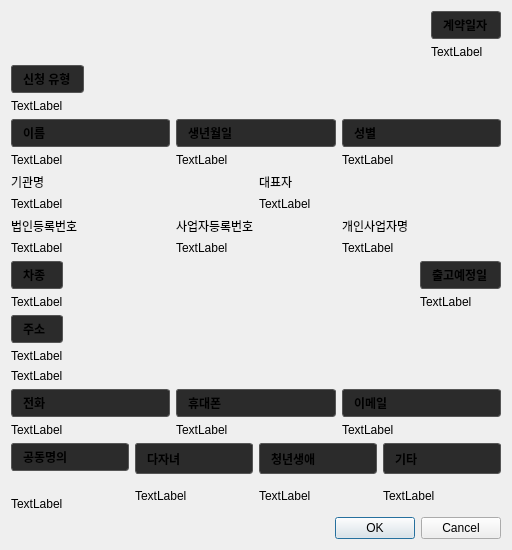
First picture: the form in ui/form.ui, repository Glen-Lee-glitch/new_viewer, before the edit.
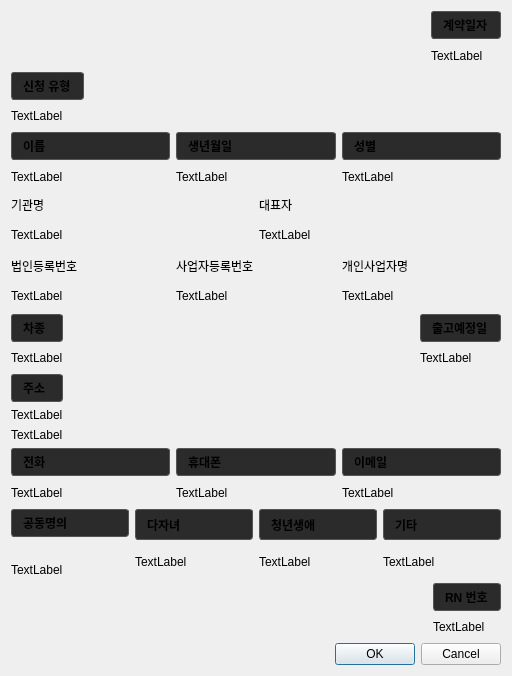
Second picture: the form after the edit.

Commit message: feat: 청년생애 필드 조건 추가

```diff
--- a/ui/form.ui
+++ b/ui/form.ui
@@ -7,7 +7,7 @@
     <x>0</x>
     <y>0</y>
     <width>512</width>
-    <height>502</height>
+    <height>676</height>
    </rect>
   </property>
   <property name="windowTitle">
@@ -611,6 +611,50 @@
      </item>
     </layout>
    </item>
+   <item>
+    <layout class="QHBoxLayout" name="horizontalLayout_bottom">
+     <item>
+      <spacer name="horizontalSpacer_5">
+       <property name="orientation">
+        <enum>Qt::Orientation::Horizontal</enum>
+       </property>
+       <property name="sizeHint" stdset="0">
+        <size>
+         <width>40</width>
+         <height>20</height>
+        </size>
+       </property>
+      </spacer>
+     </item>
+     <item>
+      <layout class="QVBoxLayout" name="verticalLayout_20">
+       <item>
+        <widget class="QLabel" name="label_26">
+         <property name="styleSheet">
+          <string notr="true">QLabel {
+    background-color: #2b2b2b;
+    border: 1px solid #555555;
+    border-radius: 3px;
+    padding: 4px 8px;
+    font-weight: bold;
+}</string>
+         </property>
+         <property name="text">
+          <string>RN 번호</string>
+         </property>
+        </widget>
+       </item>
+       <item>
+        <widget class="QLabel" name="label_RN">
+         <property name="text">
+          <string>TextLabel</string>
+         </property>
+        </widget>
+       </item>
+      </layout>
+     </item>
+    </layout>
+   </item>
    <item>
     <widget class="QDialogButtonBox" name="buttonBox">
      <property name="orientation">
```
The commit also changes 2 other files.
